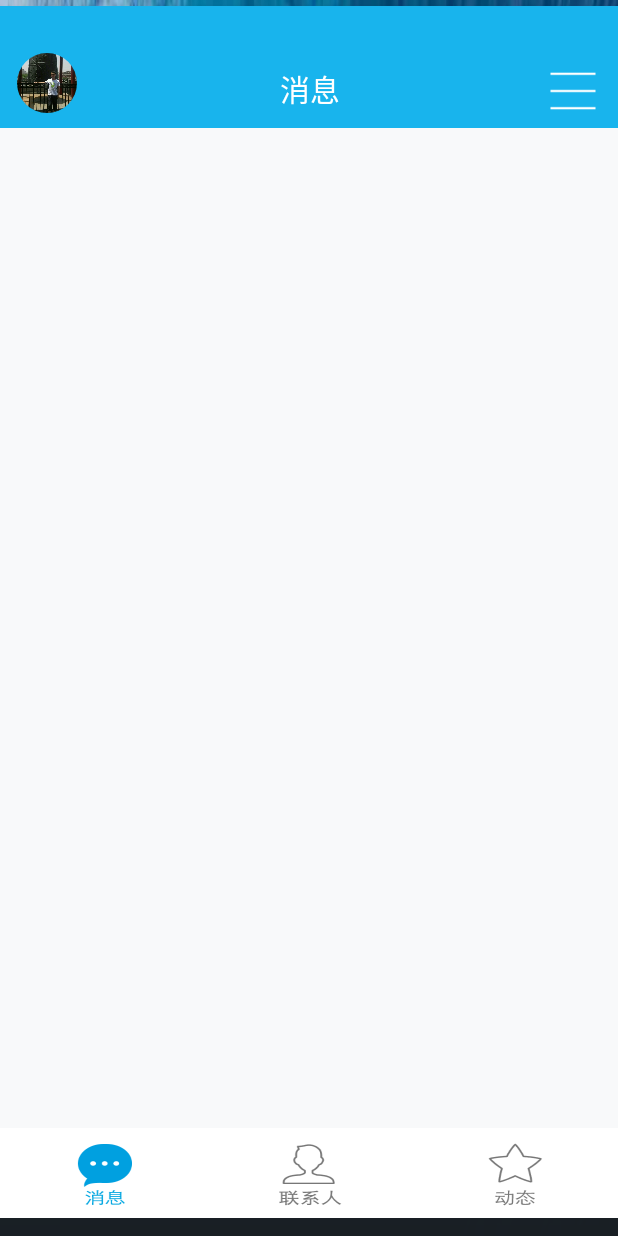
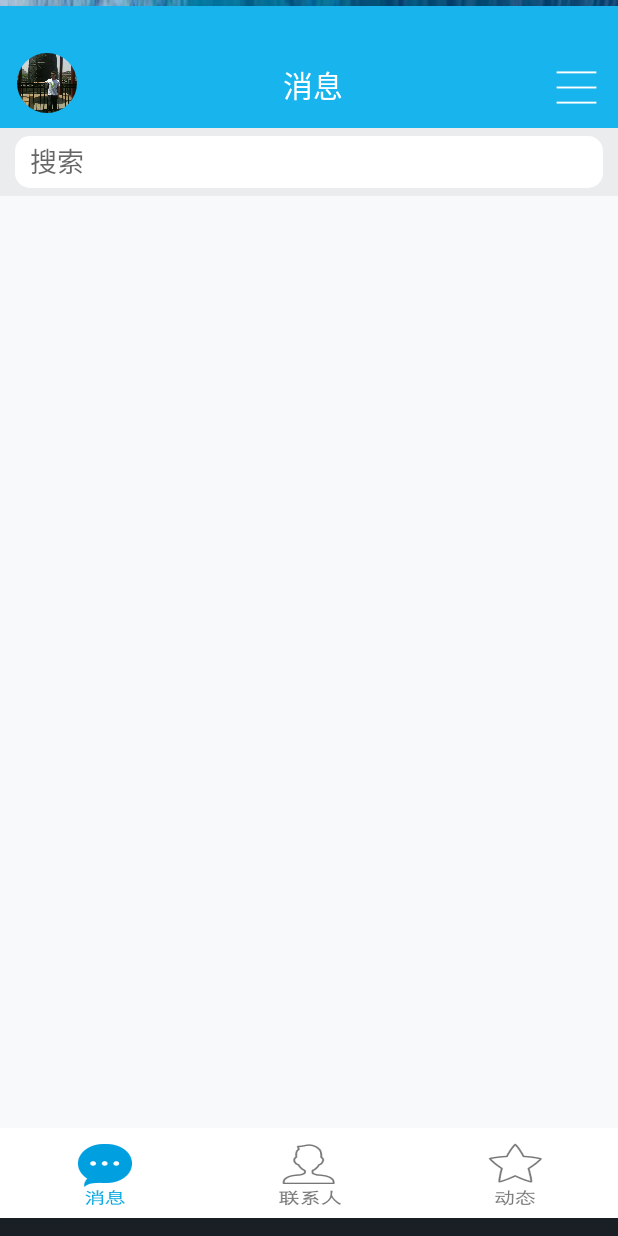
Before and after one commit to MummyDing/Mobile-QQ2015_UI, an Android app: the MsgFragment screen opened directly, with no data from a screen before it, on a phone screen of 412 x 824 dp. Run offline under Robolectric (Android 15) with nearby library versions, the phone set to English and light mode, and no system bars.

Commit message:
添加主界面头部标题

```diff
--- a/app/src/main/java/com/demos/tencent_qq_ui/CustomerView/SlideView.java
+++ b/app/src/main/java/com/demos/tencent_qq_ui/CustomerView/SlideView.java
@@ -9,6 +9,7 @@ import android.widget.HorizontalScrollView;
 import android.widget.LinearLayout;
 
 import com.demos.tencent_qq_ui.Aty.LoginAciivity;
+import com.demos.tencent_qq_ui.Aty.R;
 import com.nineoldandroids.view.ViewHelper;
 
 /**
@@ -114,5 +115,8 @@ public class SlideView extends HorizontalScrollView{
         ViewHelper.setScaleX(mainView, rightScale);
         ViewHelper.setScaleY(mainView, rightScale);
 
+        ViewHelper.setAlpha(mainView.findViewById(R.id.title_avatar), scale);
+        ViewHelper.setTranslationX(mainView.findViewById(R.id.title_avatar), 1-scale);
+
     }
 }
--- a/app/src/main/java/com/demos/tencent_qq_ui/Fragment/ContactFragment.java
+++ b/app/src/main/java/com/demos/tencent_qq_ui/Fragment/ContactFragment.java
@@ -19,7 +19,7 @@ import com.demos.tencent_qq_ui.Aty.R;
 public class ContactFragment extends Fragment {
     @Override
     public View onCreateView(LayoutInflater inflater, ViewGroup container, Bundle savedInstanceState) {
-        View view = inflater.inflate(R.layout.layout_msg_fragment,null);
+        View view = inflater.inflate(R.layout.layout_contact_fragment,null);
         TextView title = (TextView) view.findViewById(R.id.title_tv);
         Button button = (Button) view.findViewById(R.id.header_imgbtn);
         title.setText("联系人");
--- a/app/src/main/java/com/demos/tencent_qq_ui/Fragment/QzoneFragment.java
+++ b/app/src/main/java/com/demos/tencent_qq_ui/Fragment/QzoneFragment.java
@@ -17,7 +17,7 @@ import com.demos.tencent_qq_ui.Aty.R;
 public class QzoneFragment extends Fragment {
     @Override
     public View onCreateView(LayoutInflater inflater, ViewGroup container, Bundle savedInstanceState) {
-        View view = inflater.inflate(R.layout.layout_msg_fragment,null);
+        View view = inflater.inflate(R.layout.layout_qzone_fragment,null);
         TextView title = (TextView) view.findViewById(R.id.title_tv);
         title.setText("动态");
 
--- /dev/null
+++ b/app/src/main/res/drawable/searchbar_style.xml
@@ -0,0 +1,13 @@
+<?xml version="1.0" encoding="utf-8"?>
+<shape xmlns:android="http://schemas.android.com/apk/res/android">
+    <padding
+        android:top="5dp"
+        android:bottom="5dp"
+        android:left="10dp"
+        android:right="10dp"
+        />
+    <solid android:color="#fff"/>
+    <corners
+        android:radius="10dp"
+        />
+</shape>
--- a/app/src/main/res/layout/layout_contact_fragment.xml
+++ b/app/src/main/res/layout/layout_contact_fragment.xml
@@ -1,5 +1,10 @@
 <?xml version="1.0" encoding="utf-8"?>
 <LinearLayout xmlns:android="http://schemas.android.com/apk/res/android"
-    android:layout_width="match_parent" android:layout_height="match_parent">
+    android:layout_width="match_parent" android:layout_height="match_parent"
+    android:background="@drawable/skin_conversation_bg"
+    android:orientation="vertical"
+    >
+    <include layout="@layout/layout_main_title"/>
+    <include layout="@layout/layout_searchbar"/>
 
 </LinearLayout>
--- a/app/src/main/res/layout/layout_main_title.xml
+++ b/app/src/main/res/layout/layout_main_title.xml
@@ -5,6 +5,7 @@
     android:background="@drawable/skin_header_bar_bg"
     >
         <com.demos.tencent_qq_ui.CustomerView.AvatarImageView
+            android:id="@+id/title_avatar"
             android:layout_marginTop="30dp"
             android:layout_marginLeft="10dp"
             android:layout_marginBottom="10dp"
@@ -25,12 +26,12 @@
             />
         <Button
             android:id="@+id/header_imgbtn"
-            android:textSize="18sp"
+            android:textSize="17sp"
             android:textColor="#fff"
             android:layout_marginTop="35dp"
             android:layout_marginRight="10dp"
-            android:layout_width="40dp"
-            android:layout_height="40dp"
+            android:layout_width="35dp"
+            android:layout_height="35dp"
             android:background="@drawable/header_btn_more"
             />
 </LinearLayout>
--- a/app/src/main/res/layout/layout_msg_fragment.xml
+++ b/app/src/main/res/layout/layout_msg_fragment.xml
@@ -1,12 +1,12 @@
 <?xml version="1.0" encoding="utf-8"?>
 <LinearLayout xmlns:android="http://schemas.android.com/apk/res/android"
     android:layout_width="match_parent" android:layout_height="match_parent"
-    android:orientation="vertical"
+    android:orientation="vertical" android:background="@drawable/skin_conversation_bg"
     >
 
     <include layout="@layout/layout_main_title"/>
+    <include layout="@layout/layout_searchbar"/>
     <ListView
-        android:background="@drawable/skin_conversation_bg"
         android:layout_width="match_parent"
         android:layout_height="match_parent"
         >
--- a/app/src/main/res/layout/layout_qzone_fragment.xml
+++ b/app/src/main/res/layout/layout_qzone_fragment.xml
@@ -1,5 +1,10 @@
 <?xml version="1.0" encoding="utf-8"?>
 <LinearLayout xmlns:android="http://schemas.android.com/apk/res/android"
-    android:layout_width="match_parent" android:layout_height="match_parent">
+    android:layout_width="match_parent" android:layout_height="match_parent"
+    android:background="@drawable/skin_conversation_bg"
+    android:orientation="vertical"
+    >
 
+    <include layout="@layout/layout_main_title"/>
+    <include layout="@layout/layout_searchbar"/>
 </LinearLayout>
--- /dev/null
+++ b/app/src/main/res/layout/layout_searchbar.xml
@@ -0,0 +1,20 @@
+<?xml version="1.0" encoding="utf-8"?>
+<RelativeLayout xmlns:android="http://schemas.android.com/apk/res/android"
+    android:layout_width="match_parent" android:layout_height="45dp"
+    android:background="@drawable/skin_searchbar_bg"
+    android:focusable="true"
+    android:focusableInTouchMode="true"
+    >
+    <EditText
+        android:hint="搜索"
+        android:layout_marginTop="5dp"
+        android:layout_marginLeft="10dp"
+        android:layout_marginRight="10dp"
+        android:layout_marginBottom="5dp"
+        android:layout_width="match_parent"
+        android:layout_height="35dp"
+        android:layout_alignParentTop="true"
+        android:background="@drawable/searchbar_style"
+        />
+
+</RelativeLayout>
```
Also changed, not shown: app/src/main/res/drawable/skin_inputbox_bg.9.png (added), app/src/main/res/drawable/skin_searchbar_bg.png (added).
